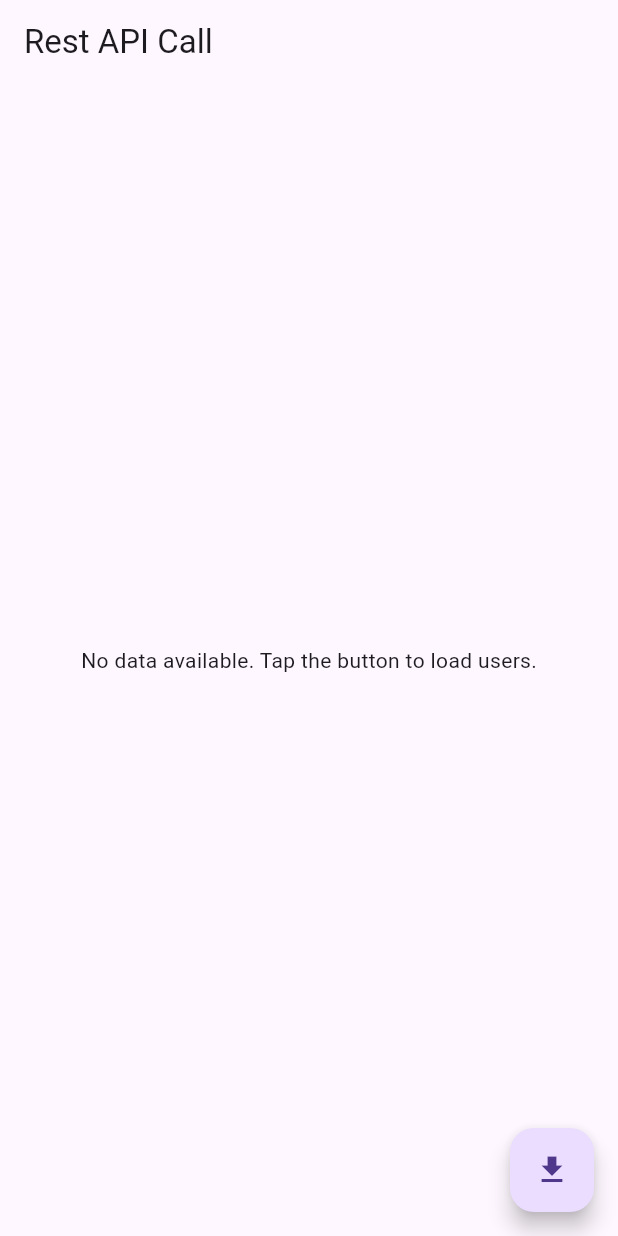
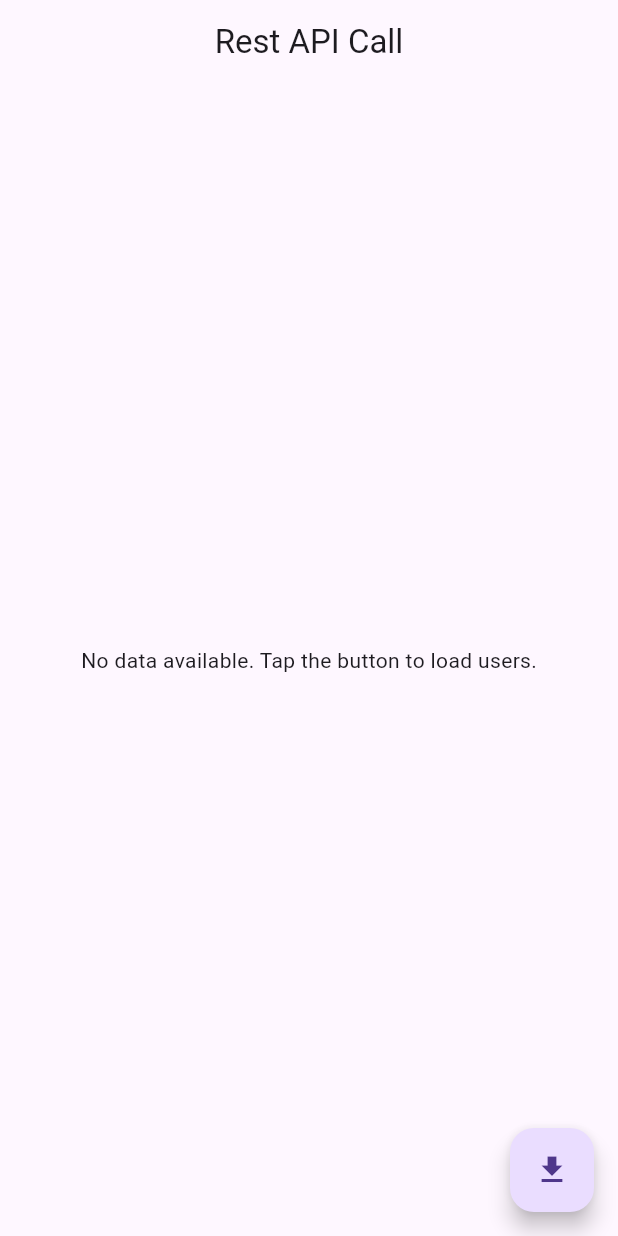
Before and after one commit to MeadShalehin/Rest_API, a Flutter app: the screen it shows after launch, on a phone screen of 412 x 824 dp. Run offline on Flutter 3.47's test engine with Material 3 defaults, Android fonts, the phone set to English and light mode, and no system bars.

Commit message:
first+4 commit

```diff
--- a/lib/screen/home.dart
+++ b/lib/screen/home.dart
@@ -35,7 +35,7 @@ class _HomeScreenState extends State<HomeScreen> {
   Widget build(BuildContext context) {
     return Scaffold(
       appBar: AppBar(
-        title: const Text("Rest API Call"),
+        title: Center(child: const Text("Rest API Call")),
       ),
       body: users.isEmpty
           ? const Center(
@@ -78,10 +78,15 @@ class _HomeScreenState extends State<HomeScreen> {
           );
         },
       ),
+
+
+
       floatingActionButton: FloatingActionButton(
         onPressed: fetchUsers,
         child: const Icon(Icons.download),
       ),
+
+
     );
   }
 }
```
Also changed, not shown: pubspec.yaml (+3 -41 lines), pubspec.lock, 1 other file. Lines whose indentation alone changed are shown as unchanged.
